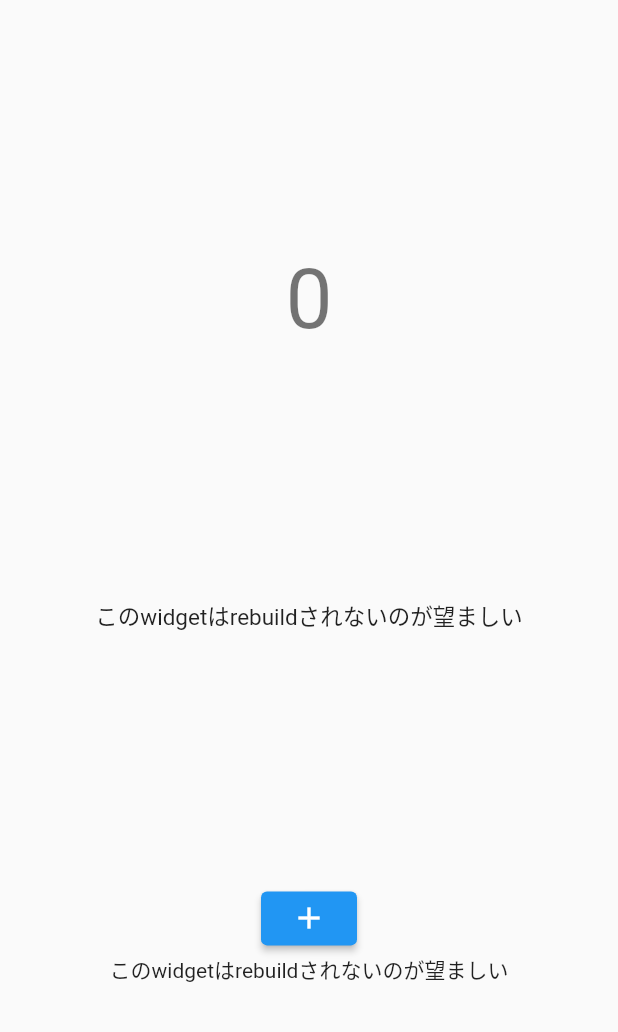
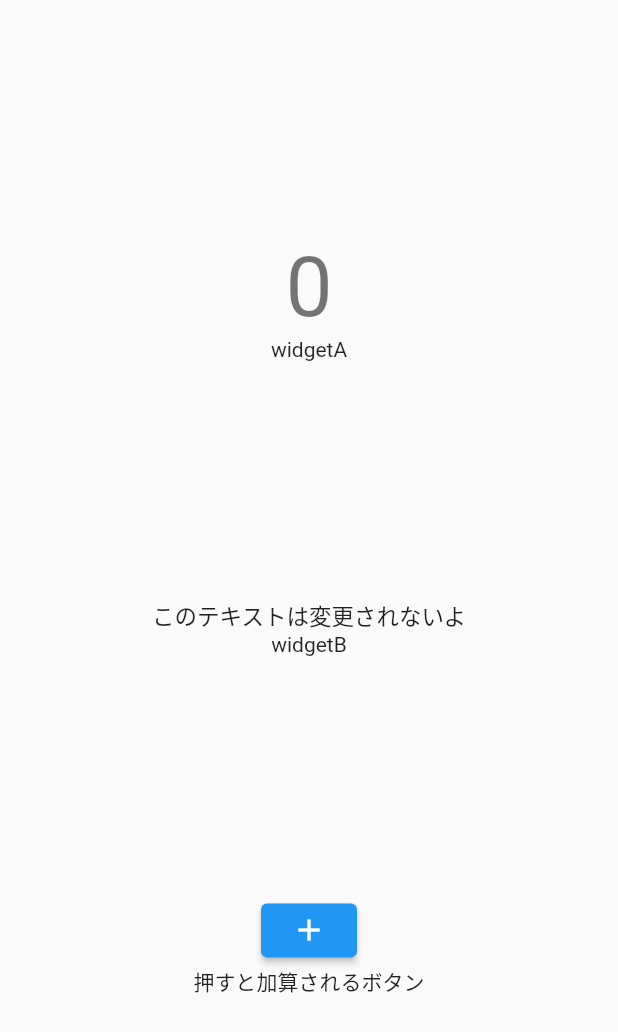
Before and after one commit to nbtaketomi/flutter_architecture, a Flutter app: the _Page screen opened directly, on a phone screen of 412 x 824 dp. Shown: the top 1032 px of the screen. Run offline on Flutter 3.47's test engine with Material 2 defaults, Android fonts, the phone set to English and light mode, and no system bars; our stand-ins replace flutter_riverpod.

Commit message:
各状態管理比較

```diff
--- a/lib/main.dart
+++ b/lib/main.dart
@@ -1,8 +1,10 @@
 import 'package:flutter/material.dart';
 import 'package:flutter_compare_architecture/page/home_page.dart';
-
+import 'package:flutter_riverpod/flutter_riverpod.dart';
 void main() {
-  runApp(const MyApp());
+  runApp( ProviderScope(
+    child: MyApp(),
+  ),);
 }
 
 class MyApp extends StatelessWidget {
--- a/lib/page/SetStatePage/set_state_page.dart
+++ b/lib/page/SetStatePage/set_state_page.dart
@@ -2,7 +2,7 @@ import 'package:flutter/material.dart';
 
 //シンプルなカウントアプリ
 //これくらいだったらserState()でも十分
-//でもsetState()によりリビルドの必要がないwidgetBまでリビルドされてしまう
+//でもsetState()によりリビルドの必要がないwidgetBCまでリビルドされてしまう
 class SetStatePage extends StatelessWidget {
   const SetStatePage();
 
@@ -57,9 +57,14 @@ class _WidgetA extends StatelessWidget {
   Widget build(BuildContext context) {
     print("_widgetA build is called ");
     return Center(
-      child: Text(
-        "$counter",
-        style: Theme.of(context).textTheme.displayMedium,
+      child: Column(
+        children: [
+          Text(
+            "$counter",
+            style: Theme.of(context).textTheme.displayMedium,
+          ),
+          const Text("widgetA"),
+        ],
       ),
     );
   }
@@ -71,11 +76,15 @@ class _WidgetB extends StatelessWidget {
   Widget build(BuildContext context) {
     final Size size = MediaQuery.of(context).size;
     print("_widgetB build is called ");
-    return const Center(
-      child: Text(
-        "このwidgetはrebuildされないのが望ましい",
-        style: TextStyle(fontSize: 15),
-      ),
+    return Center(
+      child: Column(
+        children: [
+          Text(
+          "このテキストは変更されないよ",
+          style: TextStyle(fontSize: 15),
+          ),
+          const Text("widgetB")
+      ]),
     );
   }
 }
@@ -99,7 +108,9 @@ class _WidgetC extends StatelessWidget {
             },
             child: const Icon(Icons.add),
           ),
-          const Text("このwidgetはrebuildされないのが望ましい")
+          const Text(
+              "押すと加算されるボタン"
+          )
         ],
       ),
     );
--- a/lib/page/home_page.dart
+++ b/lib/page/home_page.dart
@@ -2,6 +2,7 @@ import 'package:flutter/material.dart';
 import 'package:flutter_compare_architecture/page/SetStatePage/set_state_page.dart';
 import 'package:flutter_compare_architecture/page/SetStatePage/set_state_page2.dart';
 import 'inherited_widget_page.dart';
+import 'riverpod_page.dart';
 import 'provider_page.dart';
 
 class MyHomePage extends StatelessWidget {
@@ -20,6 +21,7 @@ class MyHomePage extends StatelessWidget {
           ContentsPage(name: "setState2", route: SetStatePage2()),
           ContentsPage(name: "InheritedWidget", route: InheritedWidgetPage()),
           ContentsPage(name: "provider", route: ProviderPage()),
+          ContentsPage(name: "riverPod", route: RiverpodPage()),
         ],
       )
     );
--- a/lib/page/provider_page.dart
+++ b/lib/page/provider_page.dart
@@ -8,8 +8,8 @@ class CounterObj {
 }
 
 // 状態管理クラス
-class ProviderCounterState extends ChangeNotifier {
-  ProviderCounterState() : obj = CounterObj();
+class ProviderCounterNotifier extends ChangeNotifier {
+  ProviderCounterNotifier() : obj = CounterObj();
   CounterObj obj;
 
   void incrementCounter() {
@@ -25,8 +25,9 @@ class ProviderPage extends StatelessWidget {
 
   @override
   Widget build(BuildContext context) {
+    //createで指定した状態をchildで指定したwidgetに伝える
     return ChangeNotifierProvider(
-      create: (_) => ProviderCounterState(),
+      create: (_) => ProviderCounterNotifier(),
       child: const _ProviderPage(),
     );
   }
@@ -59,8 +60,8 @@ class _WidgetA extends StatelessWidget {
     print("_widgetA build is called ");
 
     return Center(
-      //リスナー。状態管理クラスの変更を購読しているだけなのでリビルドが走らない?
-        child: Consumer<ProviderCounterState>(
+      //リスナー。状態管理クラスの変更を購読している
+        child: Consumer<ProviderCounterNotifier>(
           builder: (context, state, _) => Text(
             "${state.obj.count}",
             style: Theme.of(context).textTheme.displayMedium,
@@ -88,8 +89,8 @@ class _WidgetC extends StatelessWidget {
   @override
   Widget build(BuildContext context) {
     print("_widgetC build is called ");
-    final ProviderCounterState unListenState =
-        context.read<ProviderCounterState>();
+    final ProviderCounterNotifier unListenState =
+        context.read<ProviderCounterNotifier>();
     return Center(
       child: Column(
         mainAxisSize: MainAxisSize.min,
--- /dev/null
+++ b/lib/page/riverpod_page.dart
@@ -0,0 +1,72 @@
+import 'package:flutter/material.dart';
+import 'package:flutter_riverpod/flutter_riverpod.dart';
+
+class RiverpodPage extends StatelessWidget {
+  const RiverpodPage({super.key});
+
+  @override
+  Widget build(BuildContext context) {
+    return Scaffold(
+      body: Column(
+        mainAxisAlignment: MainAxisAlignment.spaceEvenly,
+        children: <Widget>[
+          _WidgetA(),
+          _WidgetB(),
+          _WidgetC(),
+        ],
+      ),
+    );
+  }
+}
+
+//グローバルに使用可能
+final counterProvider = StateProvider((ref) => 0);
+
+class _WidgetA extends ConsumerWidget {
+  //consumerWidgetにすることで参照(ref)を利用可能に
+  @override
+  Widget build(BuildContext context, WidgetRef ref) {
+    print("_widgetA build is called ");
+    final count = ref.watch(counterProvider);
+    return Center(
+        child: Text(
+      '$count',
+      style: Theme.of(context).textTheme.displayMedium,
+    ));
+  }
+}
+
+class _WidgetB extends StatelessWidget {
+  @override
+  Widget build(BuildContext context) {
+    final Size size = MediaQuery.of(context).size;
+    print("_widgetB build is called ");
+    return const Center(
+      child: Text(
+        "このwidgetはrebuildされないのが望ましい",
+        style: TextStyle(fontSize: 15),
+      ),
+    );
+  }
+}
+
+class _WidgetC extends ConsumerWidget {
+  @override
+  Widget build(BuildContext context, WidgetRef ref) {
+    print("_widgetC build is called ");
+    return Center(
+      child: Column(
+        mainAxisSize: MainAxisSize.min,
+        children: [
+          ElevatedButton(
+            onPressed: () {
+              ref.read(counterProvider.notifier).state++;
+            },
+            child: const Icon(Icons.add),
+          ),
+          const Text("このwidgetはrebuildされないのが望ましい")
+        ],
+      ),
+    );
+  }
+}
--- a/pubspec.yaml
+++ b/pubspec.yaml
@@ -37,6 +37,9 @@ dependencies:
   # Use with the CupertinoIcons class for iOS style icons.
   cupertino_icons: ^1.0.2
   provider: ^6.0.5
+  shared_preferences: ^2.0.15
+  freezed_annotation: ^2.2.0
+  flutter_riverpod: ^2.3.2
 
 dev_dependencies:
   flutter_test:
@@ -47,7 +50,6 @@ dev_dependencies:
   # activated in the `analysis_options.yaml` file located at the root of your
   # package. See that file for information about deactivating specific lint
   # rules and activating additional ones.
-  flutter_lints: ^2.0.0
 
 # For information on the generic Dart part of this file, see the
 # following page: https://dart.dev/tools/pub/pubspec
```
Also changed, not shown: pubspec.lock, 6 other files.
